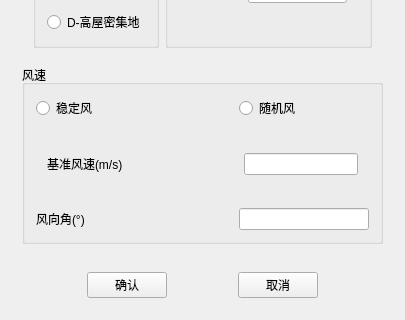
Old version of the form TW/Wind.ui in the repository Shixuku/Tower-Visual; both pictures show x 0 to 405 and y 194 to 514 of the 405 by 514 pixel window.
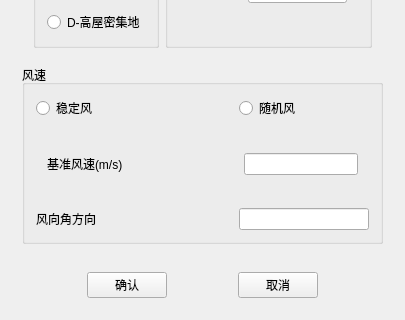
New version of the form.

The edit to the form file:
```diff
--- a/TW/Wind.ui
+++ b/TW/Wind.ui
@@ -267,7 +267,7 @@
          <item row="2" column="0">
           <widget class="QLabel" name="label_6">
            <property name="text">
-            <string>风向角(°)</string>
+            <string>风向角方向</string>
            </property>
           </widget>
          </item>
```
